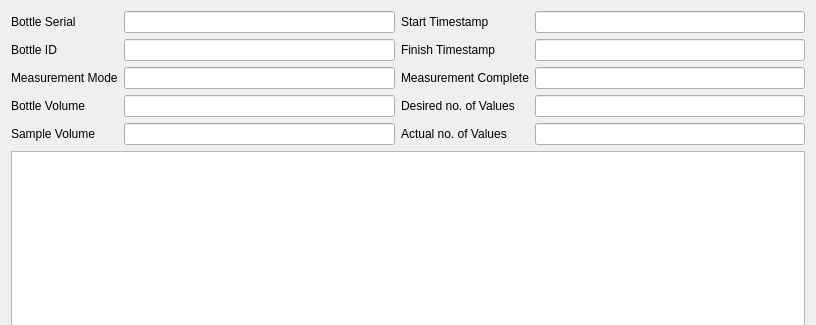
waveform-computing/oxitopped, file oxitopdump/oxitopview/bottle_window.ui: the form before one commit; both pictures show x 0 to 816 and y 0 to 325 of the 816 by 651 pixel window.
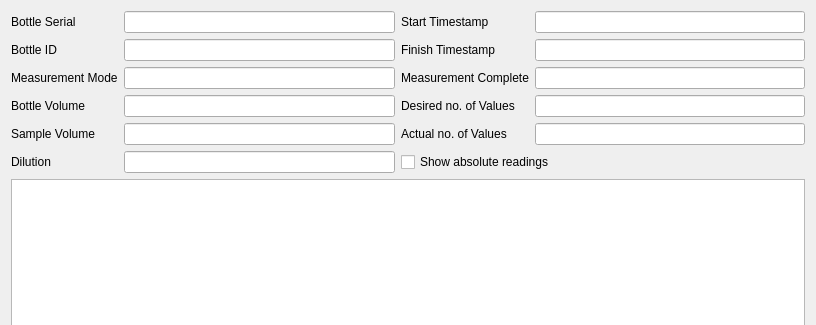
The form after the commit.

```diff
--- a/oxitopdump/oxitopview/bottle_window.ui
+++ b/oxitopdump/oxitopview/bottle_window.ui
@@ -186,6 +186,26 @@
        </property>
       </widget>
      </item>
+     <item row="5" column="2" colspan="2">
+      <widget class="QCheckBox" name="absolute_check">
+       <property name="text">
+        <string>Show absolute readings</string>
+       </property>
+      </widget>
+     </item>
+     <item row="5" column="0">
+      <widget class="QLabel" name="dilution_label">
+       <property name="text">
+        <string>Dilution</string>
+       </property>
+       <property name="buddy">
+        <cstring>dilution_edit</cstring>
+       </property>
+      </widget>
+     </item>
+     <item row="5" column="1">
+      <widget class="QLineEdit" name="dilution_edit"/>
+     </item>
     </layout>
    </item>
    <item>
```
Left out of the diff: 108 changed lines with no effect on the pictures.
